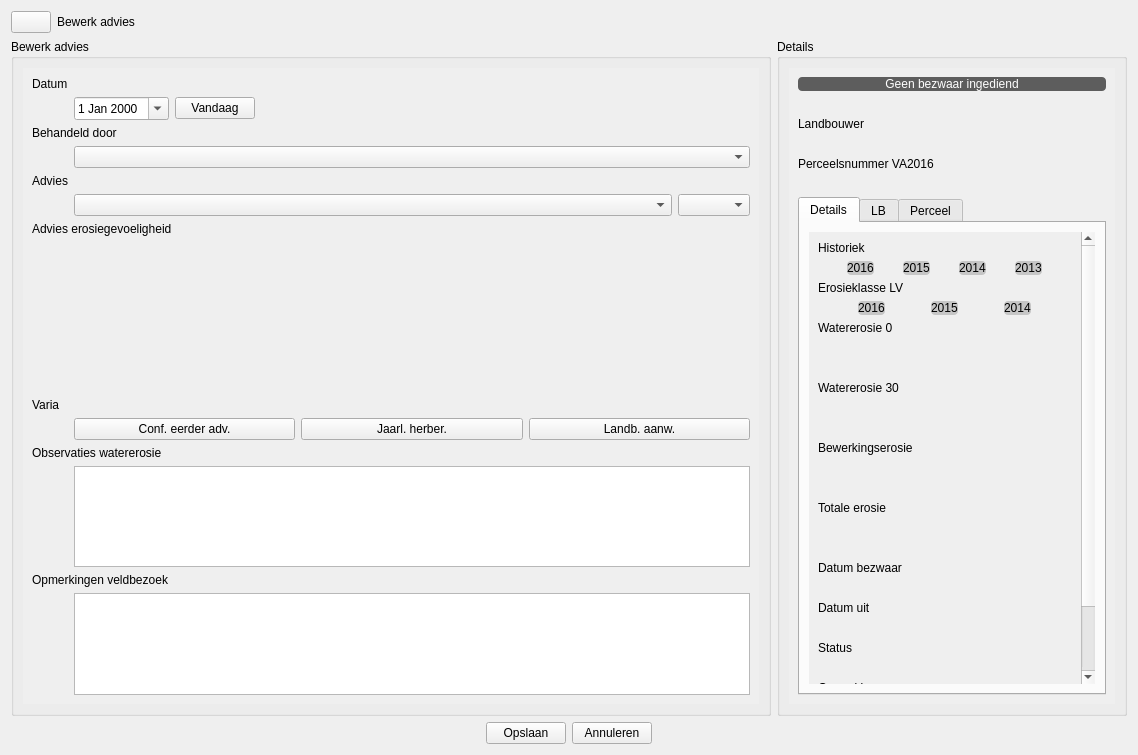
DOV-Vlaanderen/erosiebezwaren, file ui_parceleditwidget.ui: the form before one commit.
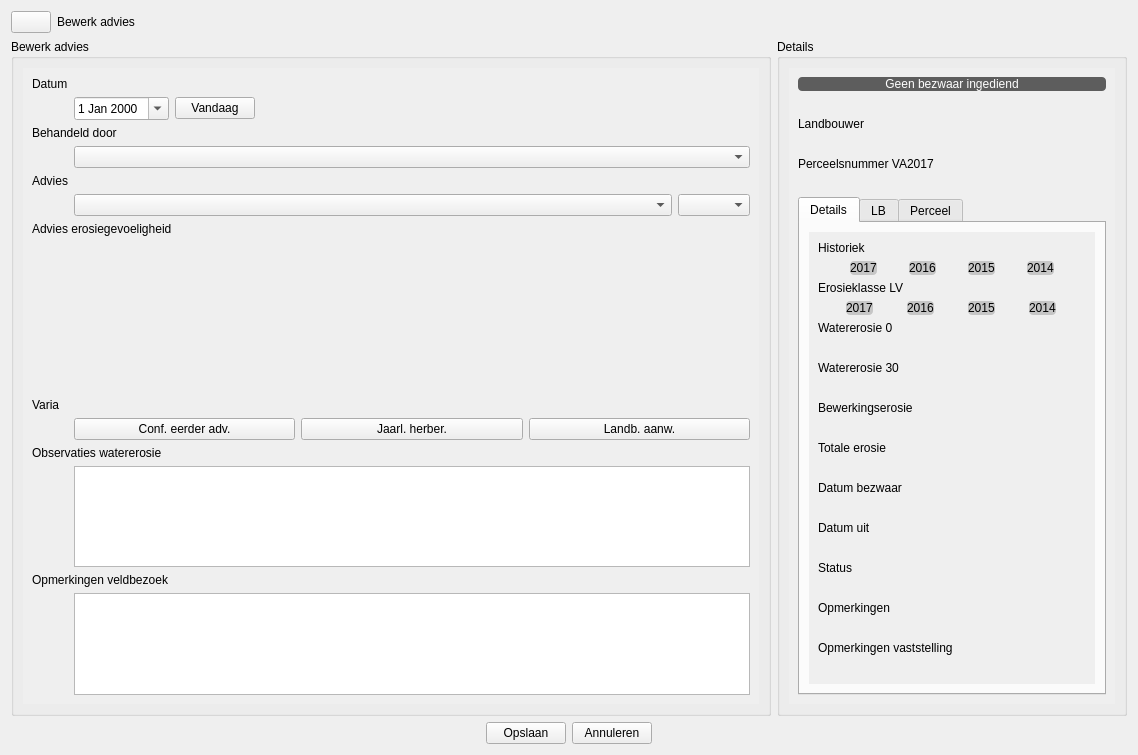
The form after the commit. Icons and pictures are not drawn. Custom widgets are drawn as their Qt base class.

Diff of the .ui file:
```diff
--- a/ui_parceleditwidget.ui
+++ b/ui_parceleditwidget.ui
@@ -489,14 +489,14 @@
              </widget>
             </item>
             <item>
-             <widget class="QLabel" name="lb_perceelsnr_va2016">
+             <widget class="QLabel" name="lb_perceelsnr_va2017">
               <property name="text">
-               <string>Perceelsnummer VA2016</string>
+               <string>Perceelsnummer VA2017</string>
               </property>
              </widget>
             </item>
             <item>
-             <widget class="ValueLabel" name="efw2_perceelsnr_va_2016">
+             <widget class="ValueLabel" name="efw2_perceelsnr_va_2017">
               <property name="styleSheet">
                <string notr="true">* { font-style: italic; }</string>
               </property>
@@ -507,7 +507,7 @@
                <number>20</number>
               </property>
               <property name="buddy">
-               <cstring>lb_perceelsnr_va2016</cstring>
+               <cstring>lb_perceelsnr_va2017</cstring>
               </property>
              </widget>
             </item>
@@ -566,6 +566,25 @@
                       <property name="spacing">
                        <number>0</number>
                       </property>
+                      <item>
+                       <widget class="SensitivityColorLabel" name="efw_kleur_2017">
+                        <property name="sizePolicy">
+                         <sizepolicy hsizetype="Maximum" vsizetype="Preferred">
+                          <horstretch>0</horstretch>
+                          <verstretch>0</verstretch>
+                         </sizepolicy>
+                        </property>
+                        <property name="styleSheet">
+                         <string notr="true">* { background-color: #C6C6C6; color: black; border-radius: 4px;}</string>
+                        </property>
+                        <property name="text">
+                         <string>2017</string>
+                        </property>
+                        <property name="margin">
+                         <number>4</number>
+                        </property>
+                       </widget>
+                      </item>
                       <item>
                        <widget class="SensitivityColorLabel" name="efw_kleur_2016">
                         <property name="sizePolicy">
@@ -623,25 +642,6 @@
                         </property>
                        </widget>
                       </item>
-                      <item>
-                       <widget class="SensitivityColorLabel" name="efw_kleur_2013">
-                        <property name="sizePolicy">
-                         <sizepolicy hsizetype="Maximum" vsizetype="Preferred">
-                          <horstretch>0</horstretch>
-                          <verstretch>0</verstretch>
-                         </sizepolicy>
-                        </property>
-                        <property name="styleSheet">
-                         <string notr="true">* { background-color: #C6C6C6; color: black; border-radius: 4px;}</string>
-                        </property>
-                        <property name="text">
-                         <string>2013</string>
-                        </property>
-                        <property name="margin">
-                         <number>4</number>
-                        </property>
-                       </widget>
-                      </item>
                      </layout>
                     </item>
                     <item>
@@ -653,6 +653,25 @@
                     </item>
                     <item>
                      <layout class="QHBoxLayout" name="horizontalLayout_9">
+                      <item>
+                       <widget class="SensitivityColorLabel" name="efw_erosieklasse_lv_2017">
+                        <property name="sizePolicy">
+                         <sizepolicy hsizetype="Maximum" vsizetype="Preferred">
+                          <horstretch>0</horstretch>
+                          <verstretch>0</verstretch>
+                         </sizepolicy>
+                        </property>
+                        <property name="styleSheet">
+                         <string notr="true">* { background-color: #C6C6C6; color: black; border-radius: 4px;}</string>
+                        </property>
+                        <property name="text">
+                         <string>2017</string>
+                        </property>
+                        <property name="margin">
+                         <number>4</number>
+                        </property>
+                       </widget>
+                      </item>
                       <item>
                        <widget class="SensitivityColorLabel" name="efw_erosieklasse_lv_2016">
                         <property name="sizePolicy">
@@ -720,20 +739,7 @@
                      </widget>
                     </item>
                     <item>
-                     <widget class="ValueLabel" name="efw_watererosie_0_2015">
-                      <property name="styleSheet">
-                       <string notr="true">* { font-style: italic;}</string>
-                      </property>
-                      <property name="text">
-                       <string/>
-                      </property>
-                      <property name="indent">
-                       <number>20</number>
-                      </property>
-                     </widget>
-                    </item>
-                    <item>
-                     <widget class="ValueLabel" name="efw_watererosie_0_2016">
+                     <widget class="ValueLabel" name="efw_watererosie_0_2017">
                       <property name="styleSheet">
                        <string notr="true">* { font-style: italic;}</string>
                       </property>
@@ -753,20 +759,7 @@
                      </widget>
                     </item>
                     <item>
-                     <widget class="ValueLabel" name="efw_watererosie_30_2015">
-                      <property name="styleSheet">
-                       <string notr="true">* { font-style: italic;}</string>
-                      </property>
-                      <property name="text">
-                       <string/>
-                      </property>
-                      <property name="indent">
-                       <number>20</number>
-                      </property>
-                     </widget>
-                    </item>
-                    <item>
-                     <widget class="ValueLabel" name="efw_watererosie_30_2016">
+                     <widget class="ValueLabel" name="efw_watererosie_30_2017">
                       <property name="styleSheet">
                        <string notr="true">* { font-style: italic;}</string>
                       </property>
@@ -786,23 +779,7 @@
                      </widget>
                     </item>
                     <item>
-                     <widget class="ValueLabel" name="efw_bewerkingserosie_2015">
-                      <property name="styleSheet">
-                       <string notr="true">* { font-style: italic;}</string>
-                      </property>
-                      <property name="text">
-                       <string/>
-                      </property>
-                      <property name="indent">
-                       <number>20</number>
-                      </property>
-                      <property name="buddy">
-                       <cstring></cstring>
-                      </property>
-                     </widget>
-                    </item>
-                    <item>
-                     <widget class="ValueLabel" name="efw_bewerkingserosie_2016">
+                     <widget class="ValueLabel" name="efw_bewerkingserosie_2017">
                       <property name="styleSheet">
                        <string notr="true">* { font-style: italic;}</string>
                       </property>
@@ -822,20 +799,7 @@
                      </widget>
                     </item>
                     <item>
-                     <widget class="ValueLabel" name="efw_totale_erosie_2015">
-                      <property name="styleSheet">
-                       <string notr="true">* { font-style: italic;}</string>
-                      </property>
-                      <property name="text">
-                       <string/>
-                      </property>
-                      <property name="indent">
-                       <number>20</number>
-                      </property>
-                     </widget>
-                    </item>
-                    <item>
-                     <widget class="ValueLabel" name="efw_totale_erosie_2016">
+                     <widget class="ValueLabel" name="efw_totale_erosie_2017">
                       <property name="styleSheet">
                        <string notr="true">* { font-style: italic;}</string>
                       </property>
@@ -1440,7 +1404,7 @@
                      </widget>
                     </item>
                     <item>
-                     <widget class="ValueMappedLabel" name="efw_gesplitst_perceel">
+                     <widget class="SplitMergedValueLabel" name="efw_overlap_perceel_2016_met_2017">
                       <property name="styleSheet">
                        <string notr="true">* { font-style: italic;}</string>
                       </property>
@@ -1463,7 +1427,7 @@
                      </widget>
                     </item>
                     <item>
-                     <widget class="ValueMappedLabel" name="efw_samengevoegd_perceel">
+                     <widget class="SplitMergedValueLabel" name="efw_overlap_perceel_2017_met_2016">
                       <property name="styleSheet">
                        <string notr="true">* { font-style: italic;}</string>
                       </property>
@@ -1601,16 +1565,16 @@
    <extends>QLabel</extends>
    <header>Erosiebezwaren/widgets/valuelabel.h</header>
   </customwidget>
-  <customwidget>
-   <class>ValueMappedLabel</class>
-   <extends>QLabel</extends>
-   <header>Erosiebezwaren/widgets/valuelabel.h</header>
-  </customwidget>
   <customwidget>
    <class>InvertedVisibilityBooleanLabel</class>
    <extends>QLabel</extends>
    <header>Erosiebezwaren/widgets/valuelabel.h</header>
   </customwidget>
+  <customwidget>
+   <class>SplitMergedValueLabel</class>
+   <extends>QLabel</extends>
+   <header>Erosiebezwaren/widgets/valuelabel.h</header>
+  </customwidget>
  </customwidgets>
  <resources>
   <include location="resources.qrc"/>
```
